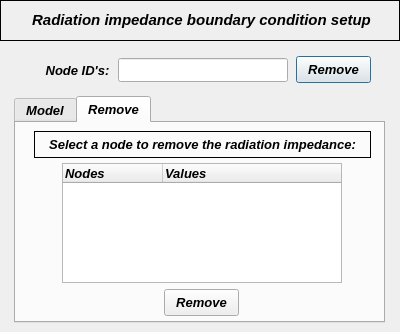
open-pulse/OpenPulse, file pulse/uix/user_input/ui/Model/Setup/Acoustic/radiationImpedanceInput.ui: the form before one commit.
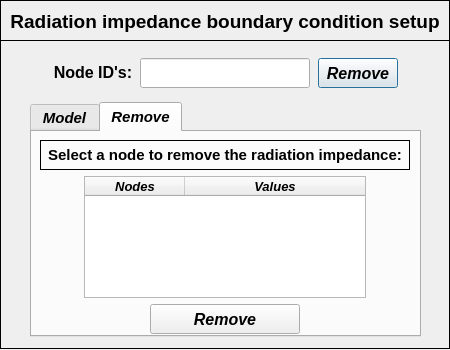
The form after the commit. The open tabs and pages were chosen to show the change.

```diff
--- a/pulse/uix/user_input/ui/Model/Setup/Acoustic/radiationImpedanceInput.ui
+++ b/pulse/uix/user_input/ui/Model/Setup/Acoustic/radiationImpedanceInput.ui
@@ -6,38 +6,50 @@
    <rect>
     <x>0</x>
     <y>0</y>
-    <width>400</width>
-    <height>332</height>
+    <width>450</width>
+    <height>350</height>
    </rect>
   </property>
+  <property name="minimumSize">
+   <size>
+    <width>450</width>
+    <height>350</height>
+   </size>
+  </property>
+  <property name="maximumSize">
+   <size>
+    <width>450</width>
+    <height>350</height>
+   </size>
+  </property>
   <property name="windowTitle">
    <string>Dialog</string>
   </property>
   <widget class="QPushButton" name="pushButton_remove_bc_confirm">
    <property name="geometry">
     <rect>
-     <x>296</x>
-     <y>56</y>
-     <width>75</width>
-     <height>27</height>
+     <x>318</x>
+     <y>58</y>
+     <width>80</width>
+     <height>30</height>
     </rect>
    </property>
    <property name="minimumSize">
     <size>
-     <width>0</width>
-     <height>27</height>
+     <width>80</width>
+     <height>30</height>
     </size>
    </property>
    <property name="maximumSize">
     <size>
-     <width>16777215</width>
-     <height>26</height>
+     <width>80</width>
+     <height>30</height>
     </size>
    </property>
    <property name="font">
     <font>
      <family>Arial</family>
-     <pointsize>10</pointsize>
+     <pointsize>12</pointsize>
      <weight>75</weight>
      <italic>true</italic>
      <bold>true</bold>
@@ -50,10 +62,10 @@
   <widget class="QLineEdit" name="lineEdit_nodeID">
    <property name="geometry">
     <rect>
-     <x>118</x>
+     <x>140</x>
      <y>58</y>
      <width>170</width>
-     <height>24</height>
+     <height>30</height>
     </rect>
    </property>
    <property name="minimumSize">
@@ -71,7 +83,7 @@
    <property name="font">
     <font>
      <family>Arial</family>
-     <pointsize>10</pointsize>
+     <pointsize>11</pointsize>
      <weight>75</weight>
      <italic>true</italic>
      <bold>true</bold>
@@ -80,6 +92,9 @@
    <property name="focusPolicy">
     <enum>Qt::ClickFocus</enum>
    </property>
+   <property name="styleSheet">
+    <string notr="true">color: rgb(0, 0, 255);</string>
+   </property>
    <property name="text">
     <string/>
    </property>
@@ -92,10 +107,22 @@
     <rect>
      <x>0</x>
      <y>0</y>
-     <width>400</width>
+     <width>450</width>
      <height>41</height>
     </rect>
    </property>
+   <property name="minimumSize">
+    <size>
+     <width>450</width>
+     <height>0</height>
+    </size>
+   </property>
+   <property name="maximumSize">
+    <size>
+     <width>450</width>
+     <height>16777215</height>
+    </size>
+   </property>
    <property name="frameShape">
     <enum>QFrame::Box</enum>
    </property>
@@ -108,18 +135,30 @@
    <widget class="QLabel" name="label">
     <property name="geometry">
      <rect>
-      <x>16</x>
-      <y>12</y>
-      <width>371</width>
-      <height>16</height>
+      <x>0</x>
+      <y>6</y>
+      <width>450</width>
+      <height>30</height>
      </rect>
     </property>
+    <property name="minimumSize">
+     <size>
+      <width>450</width>
+      <height>30</height>
+     </size>
+    </property>
+    <property name="maximumSize">
+     <size>
+      <width>450</width>
+      <height>30</height>
+     </size>
+    </property>
     <property name="font">
      <font>
       <family>Arial</family>
-      <pointsize>11</pointsize>
+      <pointsize>14</pointsize>
       <weight>75</weight>
-      <italic>true</italic>
+      <italic>false</italic>
       <bold>true</bold>
      </font>
     </property>
@@ -137,18 +176,18 @@
   <widget class="QLabel" name="label_2">
    <property name="geometry">
     <rect>
-     <x>41</x>
+     <x>48</x>
      <y>60</y>
-     <width>73</width>
-     <height>21</height>
+     <width>90</width>
+     <height>25</height>
     </rect>
    </property>
    <property name="font">
     <font>
      <family>Arial</family>
-     <pointsize>10</pointsize>
+     <pointsize>12</pointsize>
      <weight>75</weight>
-     <italic>true</italic>
+     <italic>false</italic>
      <bold>true</bold>
     </font>
    </property>
@@ -162,28 +201,28 @@
   <widget class="QTabWidget" name="tabWidget_radiation_impedance">
    <property name="geometry">
     <rect>
-     <x>14</x>
-     <y>96</y>
-     <width>371</width>
-     <height>227</height>
+     <x>30</x>
+     <y>102</y>
+     <width>391</width>
+     <height>235</height>
     </rect>
    </property>
    <property name="minimumSize">
     <size>
-     <width>0</width>
-     <height>227</height>
+     <width>391</width>
+     <height>235</height>
     </size>
    </property>
    <property name="maximumSize">
     <size>
-     <width>16777215</width>
-     <height>227</height>
+     <width>391</width>
+     <height>235</height>
     </size>
    </property>
    <property name="font">
     <font>
      <family>Arial</family>
-     <pointsize>10</pointsize>
+     <pointsize>11</pointsize>
      <weight>75</weight>
      <italic>true</italic>
      <bold>true</bold>
@@ -329,22 +368,22 @@
     <widget class="QTreeWidget" name="treeWidget_radiation_impedance">
      <property name="geometry">
       <rect>
-       <x>46</x>
-       <y>40</y>
-       <width>280</width>
-       <height>120</height>
+       <x>52</x>
+       <y>44</y>
+       <width>282</width>
+       <height>122</height>
       </rect>
      </property>
      <property name="minimumSize">
       <size>
-       <width>280</width>
-       <height>120</height>
+       <width>282</width>
+       <height>122</height>
       </size>
      </property>
      <property name="maximumSize">
       <size>
-       <width>280</width>
-       <height>120</height>
+       <width>282</width>
+       <height>122</height>
       </size>
      </property>
      <property name="font">
@@ -353,42 +392,69 @@
        <italic>true</italic>
       </font>
      </property>
+     <property name="indentation">
+      <number>0</number>
+     </property>
      <column>
       <property name="text">
        <string>Nodes</string>
       </property>
+      <property name="font">
+       <font>
+        <family>Arial</family>
+        <pointsize>10</pointsize>
+        <weight>75</weight>
+        <italic>true</italic>
+        <bold>true</bold>
+       </font>
+      </property>
+      <property name="textAlignment">
+       <set>AlignCenter</set>
+      </property>
      </column>
      <column>
       <property name="text">
        <string>Values</string>
       </property>
+      <property name="font">
+       <font>
+        <family>Arial</family>
+        <pointsize>10</pointsize>
+        <weight>75</weight>
+        <italic>true</italic>
+        <bold>true</bold>
+       </font>
+      </property>
+      <property name="textAlignment">
+       <set>AlignCenter</set>
+      </property>
      </column>
     </widget>
     <widget class="QPushButton" name="pushButton_remove_bc_confirm_2">
      <property name="geometry">
       <rect>
-       <x>148</x>
-       <y>166</y>
-       <width>75</width>
-       <height>27</height>
+       <x>118</x>
+       <y>172</y>
+       <width>150</width>
+       <height>30</height>
       </rect>
      </property>
      <property name="minimumSize">
       <size>
-       <width>0</width>
-       <height>27</height>
+       <width>150</width>
+       <height>30</height>
       </size>
      </property>
      <property name="maximumSize">
       <size>
-       <width>16777215</width>
-       <height>26</height>
+       <width>150</width>
+       <height>30</height>
       </size>
      </property>
      <property name="font">
       <font>
        <family>Arial</family>
-       <pointsize>10</pointsize>
+       <pointsize>12</pointsize>
        <weight>75</weight>
        <italic>true</italic>
        <bold>true</bold>
@@ -401,18 +467,30 @@
     <widget class="QLabel" name="label_29">
      <property name="geometry">
       <rect>
-       <x>18</x>
+       <x>8</x>
        <y>8</y>
-       <width>337</width>
-       <height>27</height>
+       <width>370</width>
+       <height>30</height>
       </rect>
      </property>
+     <property name="minimumSize">
+      <size>
+       <width>370</width>
+       <height>30</height>
+      </size>
+     </property>
+     <property name="maximumSize">
+      <size>
+       <width>370</width>
+       <height>30</height>
+      </size>
+     </property>
      <property name="font">
       <font>
        <family>Arial</family>
-       <pointsize>10</pointsize>
+       <pointsize>11</pointsize>
        <weight>75</weight>
-       <italic>true</italic>
+       <italic>false</italic>
        <bold>true</bold>
       </font>
      </property>
@@ -431,6 +509,43 @@
     </widget>
    </widget>
   </widget>
+  <widget class="QFrame" name="frame_2">
+   <property name="geometry">
+    <rect>
+     <x>0</x>
+     <y>40</y>
+     <width>450</width>
+     <height>309</height>
+    </rect>
+   </property>
+   <property name="minimumSize">
+    <size>
+     <width>450</width>
+     <height>309</height>
+    </size>
+   </property>
+   <property name="maximumSize">
+    <size>
+     <width>450</width>
+     <height>309</height>
+    </size>
+   </property>
+   <property name="frameShape">
+    <enum>QFrame::Box</enum>
+   </property>
+   <property name="frameShadow">
+    <enum>QFrame::Plain</enum>
+   </property>
+   <property name="lineWidth">
+    <number>1</number>
+   </property>
+  </widget>
+  <zorder>frame_2</zorder>
+  <zorder>pushButton_remove_bc_confirm</zorder>
+  <zorder>lineEdit_nodeID</zorder>
+  <zorder>frame</zorder>
+  <zorder>label_2</zorder>
+  <zorder>tabWidget_radiation_impedance</zorder>
  </widget>
  <resources/>
  <connections/>
```
Left out of the diff: 69 changed lines with no effect on the pictures.
